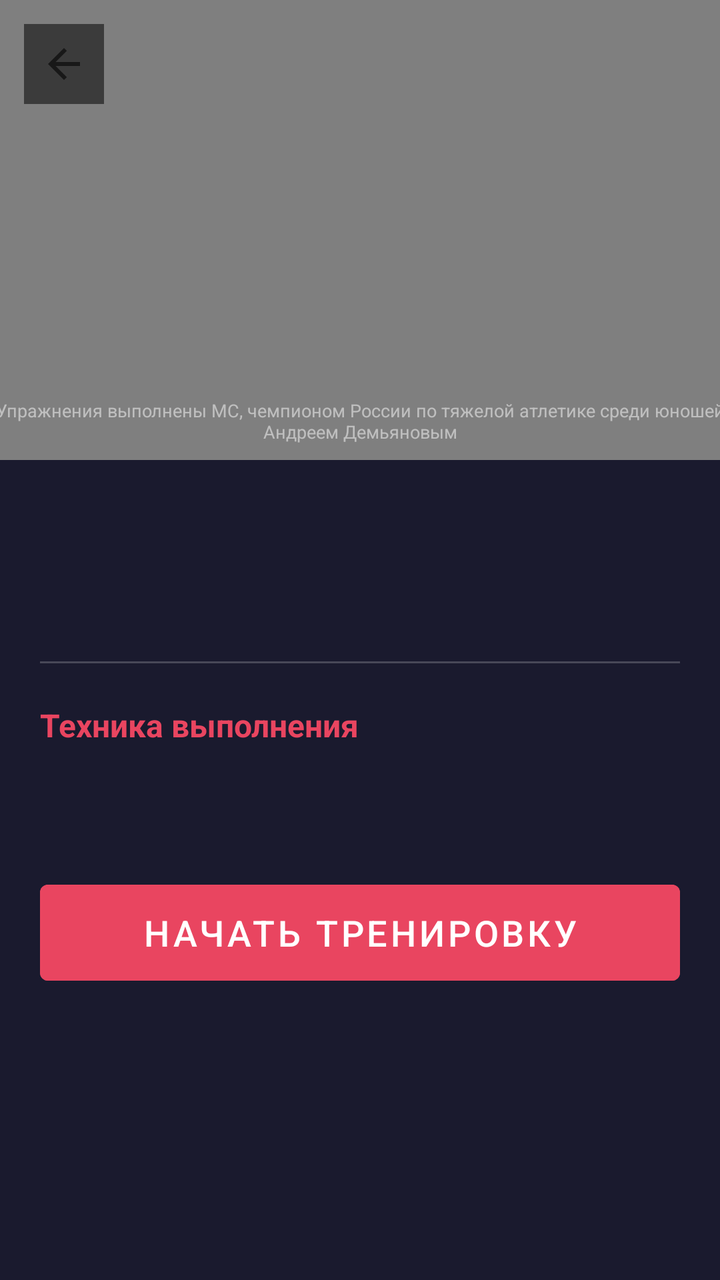
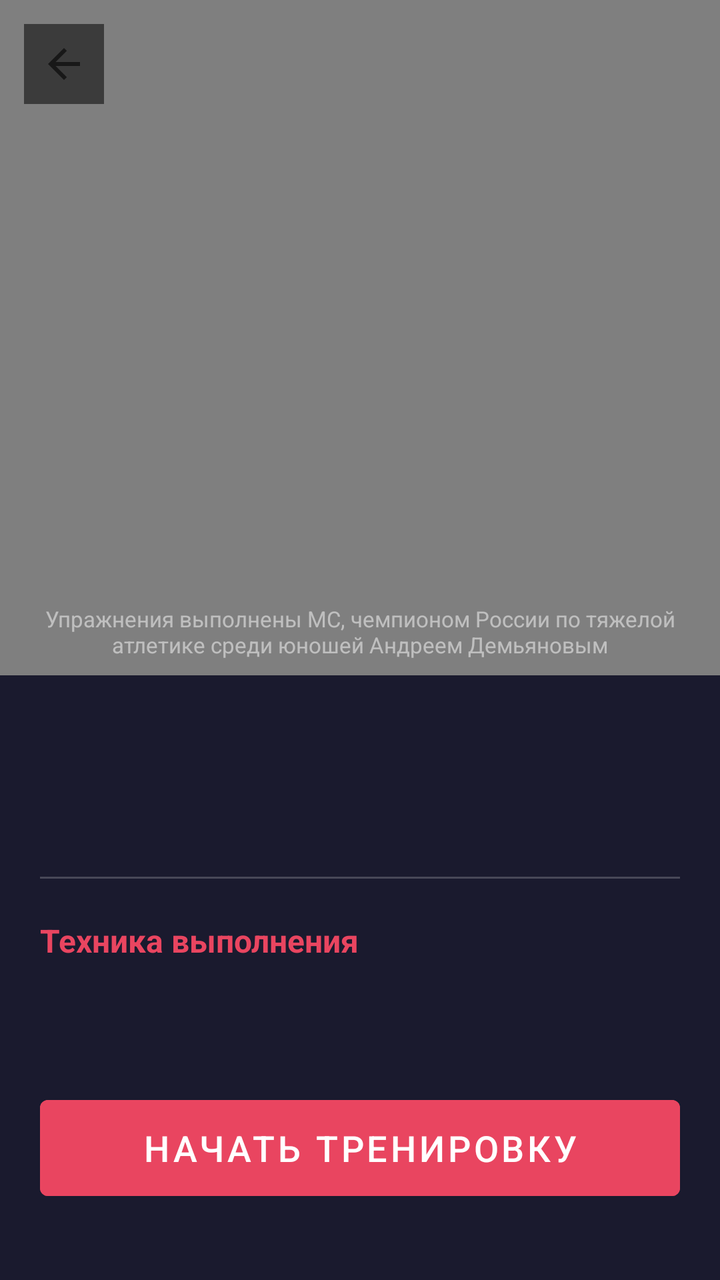

Before-and-after screenshots of an Android layout around one commit, followed by the original layout XML and the change that was made.
<!-- AndroidManifest.xml: activity theme Theme.Personaltrainer.NoActionBar -->
<!-- res/layout/activity_exercise_detail.xml -->
<?xml version="1.0" encoding="utf-8"?>
<androidx.core.widget.NestedScrollView xmlns:android="http://schemas.android.com/apk/res/android"
    xmlns:app="http://schemas.android.com/apk/res-auto"
    android:id="@+id/scrollViewDetail"
    android:layout_width="match_parent"
    android:layout_height="match_parent"
    android:background="@color/background_dark"
    android:fillViewport="true">

    <LinearLayout
        android:layout_width="match_parent"
        android:layout_height="wrap_content"
        android:orientation="vertical">

        <FrameLayout
            android:id="@+id/videoContainer"
            android:layout_width="match_parent"
            android:layout_height="230dp"
            android:background="@color/black">

            <VideoView
                android:id="@+id/videoView"
                android:layout_width="match_parent"
                android:layout_height="match_parent"
                android:layout_gravity="center" />

            <ImageView
                android:id="@+id/btnDetailBack"
                android:layout_width="wrap_content"
                android:layout_height="wrap_content"
                android:layout_gravity="top|start"
                android:layout_margin="12dp"
                android:padding="8dp"
                android:src="@drawable/arrow_back"
                android:background="@color/overlay_black"
                android:clickable="true"
                android:focusable="true"
                android:contentDescription="@string/btn_back" />

            <TextView
                android:layout_width="390dp"
                android:layout_height="wrap_content"
                android:layout_gravity="bottom|center_horizontal"
                android:layout_marginBottom="8dp"
                android:gravity="center"
                android:text="@string/trainer"
                android:textColor="#80FFFFFF"
                android:textSize="9sp" />

        </FrameLayout>

        <LinearLayout
            android:layout_width="match_parent"
            android:layout_height="wrap_content"
            android:orientation="vertical"
            android:padding="20dp">

            <TextView
                android:id="@+id/tvDetailTitle"
                android:layout_width="wrap_content"
                android:layout_height="wrap_content"
                android:layout_marginBottom="8dp"
                android:textColor="@color/white"
                android:textSize="26sp"
                android:textStyle="bold" />

            <TextView
                android:id="@+id/tvDetailMeta"
                android:layout_width="wrap_content"
                android:layout_height="wrap_content"
                android:layout_marginBottom="20dp"
                android:textColor="@color/primary"
                android:textSize="13sp" />

            <View
                android:layout_width="match_parent"
                android:layout_height="1dp"
                android:layout_marginBottom="20dp"
                android:background="@color/divider_light" />

            <TextView
                android:layout_width="wrap_content"
                android:layout_height="wrap_content"
                android:layout_marginBottom="12dp"
                android:text="@string/detail_technique"
                android:textColor="@color/primary"
                android:textSize="16sp"
                android:textStyle="bold" />

            <TextView
                android:id="@+id/tvDetailDescription"
                android:layout_width="match_parent"
                android:layout_height="wrap_content"
                android:layout_marginBottom="32dp"
                android:lineSpacingMultiplier="1.6"
                android:textColor="@color/detail_description"
                android:textSize="14sp" />

            <Button
                android:id="@+id/btnStartExercise"
                android:layout_width="match_parent"
                android:layout_height="60dp"
                android:layout_marginBottom="16dp"
                android:backgroundTint="@color/primary"
                android:text="@string/start_workout"
                android:textColor="@color/white"
                android:textSize="18sp" />

        </LinearLayout>

    </LinearLayout>

</androidx.core.widget.NestedScrollView>
<!-- resources referenced by this layout -->
<resources>
  <color name="background_dark">#1A1A2E</color>
  <color name="black">#FF000000</color>
  <color name="detail_description">#DDDDDD</color>
  <color name="divider_light">#33FFFFFF</color>
  <color name="overlay_black">#88000000</color>
  <color name="primary">#E94560</color>
  <color name="white">#FFFFFFFF</color>
  <!-- drawable arrow_back (drawable) -->
  <vector xmlns:android="http://schemas.android.com/apk/res/android"
      android:width="24dp"
      android:height="24dp"
      android:viewportWidth="960"
      android:viewportHeight="960"
      android:tint="?attr/colorControlNormal"
      android:autoMirrored="true">
    <path
        android:fillColor="@android:color/white"
        android:pathData="M313,520L537,744L480,800L160,480L480,160L537,216L313,440L800,440L800,520L313,520Z"/>
  </vector>
  <string name="btn_back">← Назад</string>
  <string name="detail_technique">Техника выполнения</string>
  <string name="start_workout">Начать тренировку</string>
  <string name="trainer">Упражнения выполнены МС, чемпионом России по тяжелой атлетике среди юношей Андреем Демьяновым</string>
  <style name="Theme.Personaltrainer.NoActionBar">
          <item name="android:windowFullscreen">true</item>
      </style>
</resources>

<!-- the commit's change to res/layout/activity_exercise_detail.xml (unified diff, before → after) -->
@@ -15,7 +15,9 @@
         <FrameLayout
             android:id="@+id/videoContainer"
             android:layout_width="match_parent"
-            android:layout_height="230dp"
+            android:layout_height="0dp"
+            android:layout_weight="1"
+            android:minHeight="180dp"
             android:background="@color/black">
 
             <VideoView
@@ -38,14 +40,15 @@
                 android:contentDescription="@string/btn_back" />
 
             <TextView
-                android:layout_width="390dp"
+                android:layout_width="match_parent"
                 android:layout_height="wrap_content"
                 android:layout_gravity="bottom|center_horizontal"
+                android:layout_marginHorizontal="@dimen/spacing_md"
                 android:layout_marginBottom="8dp"
                 android:gravity="center"
                 android:text="@string/trainer"
                 android:textColor="#80FFFFFF"
-                android:textSize="9sp" />
+                android:textSize="@dimen/text_xs" />
 
         </FrameLayout>
 
<!-- resource entries referenced after the edit -->
@@ -7,6 +7,8 @@
   <color name="overlay_black">#88000000</color>
   <color name="primary">#E94560</color>
   <color name="white">#FFFFFFFF</color>
+  <dimen name="spacing_md">12dp</dimen>
+  <dimen name="text_xs">10sp</dimen>
   <!-- drawable arrow_back (drawable) -->
   <vector xmlns:android="http://schemas.android.com/apk/res/android"
       android:width="24dp"
@@ -19,7 +21,7 @@
         android:fillColor="@android:color/white"
         android:pathData="M313,520L537,744L480,800L160,480L480,160L537,216L313,440L800,440L800,520L313,520Z"/>
   </vector>
-  <string name="btn_back">← Назад</string>
+  <string name="btn_back">Назад</string>
   <string name="detail_technique">Техника выполнения</string>
   <string name="start_workout">Начать тренировку</string>
   <string name="trainer">Упражнения выполнены МС, чемпионом России по тяжелой атлетике среди юношей Андреем Демьяновым</string>
